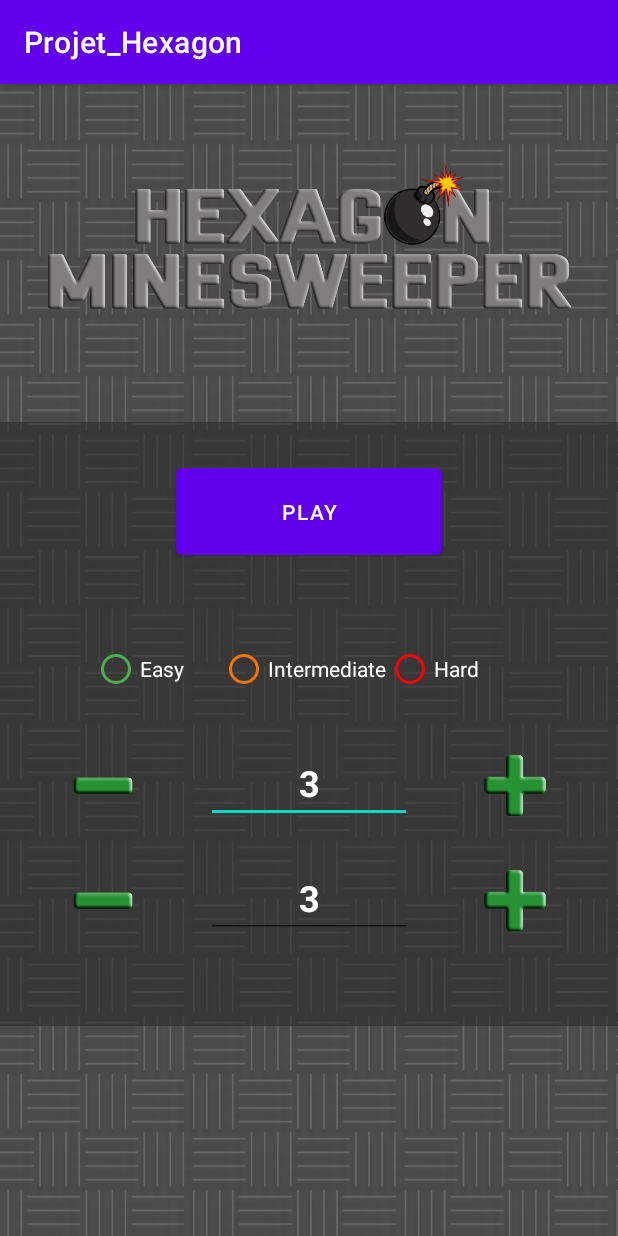
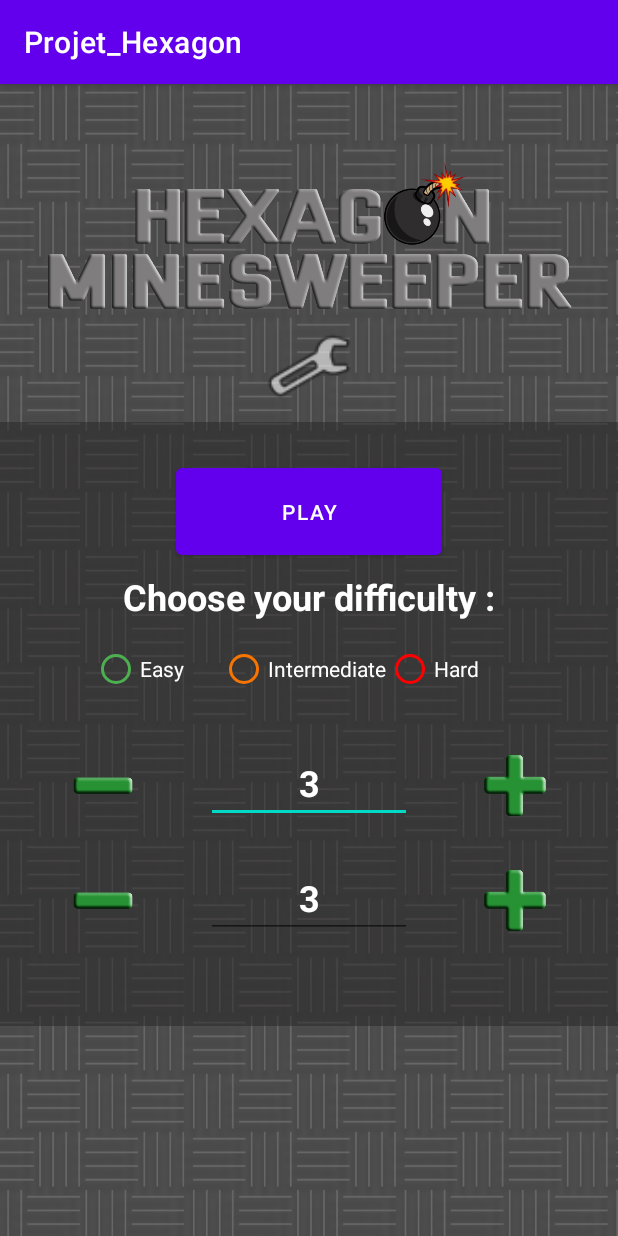
Before and after one commit to EliottA-ai/ProjetMobile, an Android app: the screen it shows after launch (MainActivity), on a phone screen of 412 x 824 dp. Run offline under Robolectric (Android 15) with nearby library versions, the phone set to English and light mode, and no system bars.

Commit message:
win methode temporaire

```diff
--- a/app/src/main/java/com/example/projet_hexagon/MainActivity.java
+++ b/app/src/main/java/com/example/projet_hexagon/MainActivity.java
@@ -18,11 +18,11 @@ import android.widget.TextView;
 public class MainActivity extends AppCompatActivity {
 
     private Button _play =null;
-    private ImageView plus_x=null,plus_y=null,minus_x=null,minus_y=null;
+    private ImageView plus_x=null,plus_y=null,minus_x=null,minus_y=null,_setting;
     private EditText _X, _Y;
     private TextView _error, _exp;
     public RadioButton easy,intermediate, hard;
-    public static String lg;
+    public String win,lose,replay;
 
 
     //https://jsfiddle.net/xL53zs6q/
@@ -43,6 +43,7 @@ public class MainActivity extends AppCompatActivity {
         intermediate=findViewById(R.id.Intermediate);
         hard=findViewById(R.id.Hard);
         _exp=findViewById(R.id.exp);
+        _setting=findViewById(R.id.setting);
     }
 
     @Override
@@ -51,13 +52,24 @@ public class MainActivity extends AppCompatActivity {
 
     }
 
+public void setlanguage(String s,String e, String i, String h,String p,String r, String l, String w)
+{
+    _exp.setText(s);
+    hard.setText(h);
+    easy.setText(e);
+    intermediate.setText(i);
+    _play.setText(p);
+    win=w;
+    lose=l;
+    replay=l;
 
+}
     @Override
     protected void onResume()
     {
         super.onResume();
-    _exp.setText(lg);
-        _play.setOnClickListener(new View.OnClickListener() {
+
+        _setting.setOnClickListener(new View.OnClickListener() {
             @Override
             public void onClick(View view) {
                 Bundle bundle = new Bundle();
@@ -112,13 +124,16 @@ public class MainActivity extends AppCompatActivity {
             }
         });
 
-        /*_play.setOnClickListener(new View.OnClickListener() {
+        _play.setOnClickListener(new View.OnClickListener() {
             @Override
             public void onClick(View view) {
                 Intent i = new Intent(MainActivity.this, Game.class);
                 i.setFlags(Intent.FLAG_ACTIVITY_REORDER_TO_FRONT);
                 i.putExtra("X",_X.getText().toString());
                 i.putExtra("Y",_Y.getText().toString());
+                i.putExtra("win",win);
+                i.putExtra("lose",lose);
+                i.putExtra("replay",replay);
                 i.putExtra("Diff",String.valueOf(getdifficulty()));
                 if((Integer.parseInt(_X.getText().toString()) >=3 && Integer.parseInt(_X.getText().toString()) <=9) && (Integer.parseInt(_Y.getText().toString()) >=3 && Integer.parseInt(_Y.getText().toString()) <=18))
                 {
@@ -127,7 +142,7 @@ public class MainActivity extends AppCompatActivity {
                 }
                 else { _error.setText("Size problem (verify your X and Y value)"); }
             }
-        });*/
+        });
     }
 
     public int getdifficulty()
--- a/app/src/main/res/layout/activity_main.xml
+++ b/app/src/main/res/layout/activity_main.xml
@@ -232,4 +232,16 @@
         app:layout_constraintStart_toStartOf="parent"
         app:layout_constraintTop_toBottomOf="@+id/view2"></LinearLayout>
 
+    <ImageView
+        android:id="@+id/setting"
+        android:layout_width="64dp"
+        android:layout_height="60dp"
+        android:layout_marginBottom="32dp"
+        android:clickable="true"
+        android:focusable="true"
+        app:layout_constraintBottom_toTopOf="@+id/play"
+        app:layout_constraintEnd_toEndOf="parent"
+        app:layout_constraintStart_toStartOf="parent"
+        app:srcCompat="@android:drawable/ic_menu_preferences" />
+
 </androidx.constraintlayout.widget.ConstraintLayout>
```
Also changed, not shown: app/src/main/java/com/example/projet_hexagon/BlankFragment.java (+15 -1 lines), app/src/main/java/com/example/projet_hexagon/Game.java (+8 -5 lines), app/src/main/java/com/example/projet_hexagon/MyAdapter.java (+10 -1 lines), app/src/main/res/layout/activity_game.xml (+10 -11 lines), app/src/main/res/drawable/lose.png (added), app/src/main/res/drawable/win.png (added).
